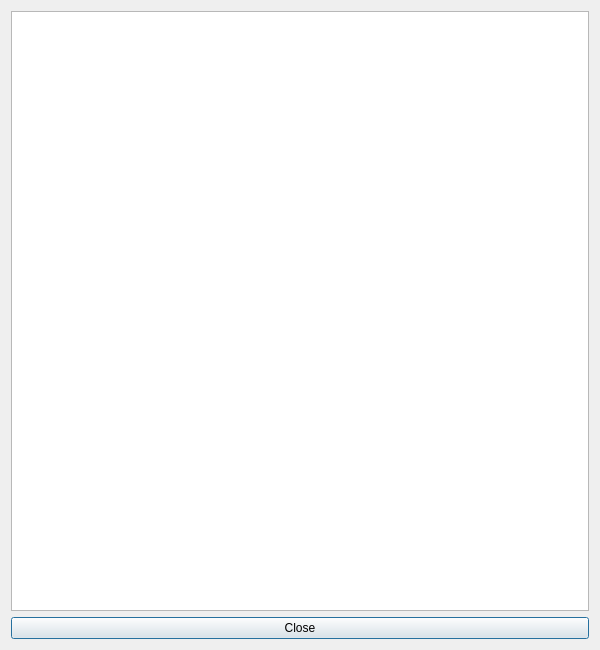
This is forms/helpdialog.ui in pixellots/unclient as Qt 5 draws it before an edit. The edited form follows.
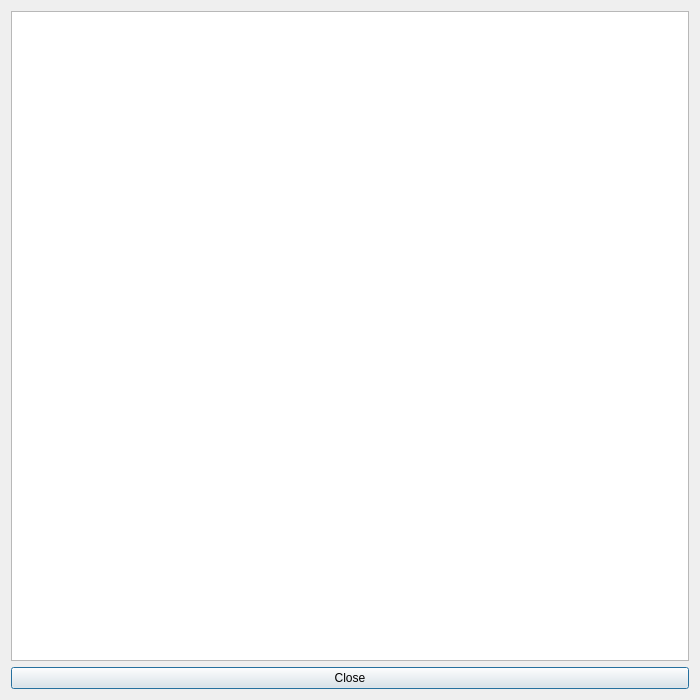
This is the edited form.

Commit message: enlarged initial window size

What changed in the file:
```diff
--- a/forms/helpdialog.ui
+++ b/forms/helpdialog.ui
@@ -6,8 +6,8 @@
    <rect>
     <x>0</x>
     <y>0</y>
-    <width>600</width>
-    <height>650</height>
+    <width>700</width>
+    <height>700</height>
    </rect>
   </property>
   <property name="windowTitle">
```
